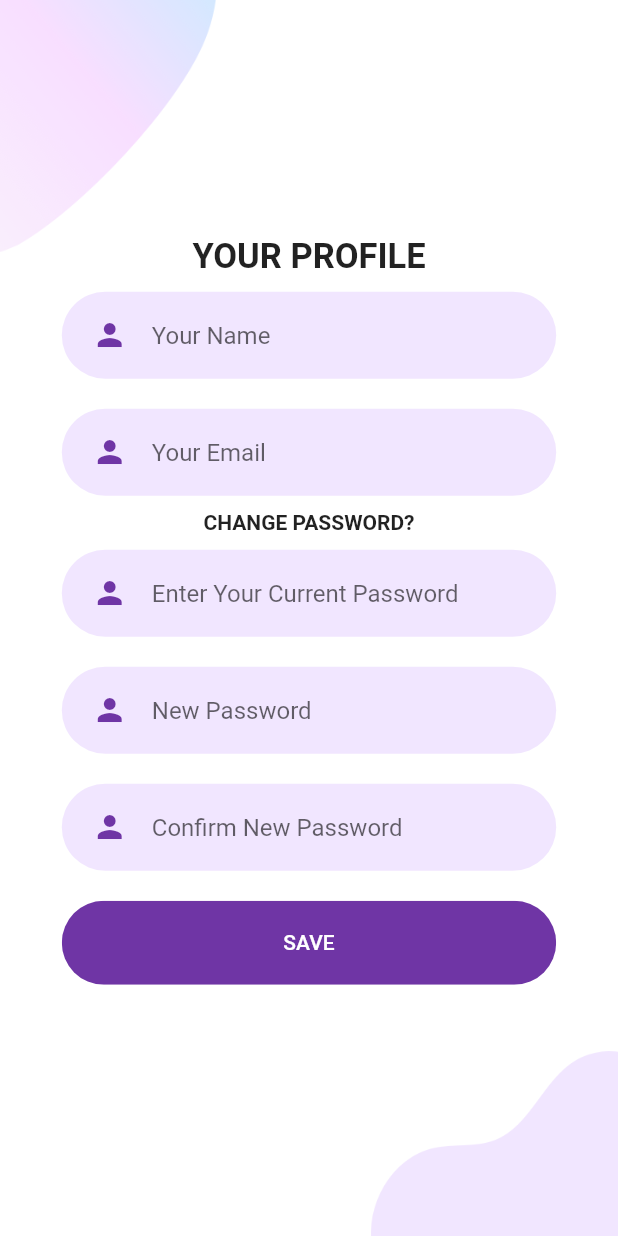
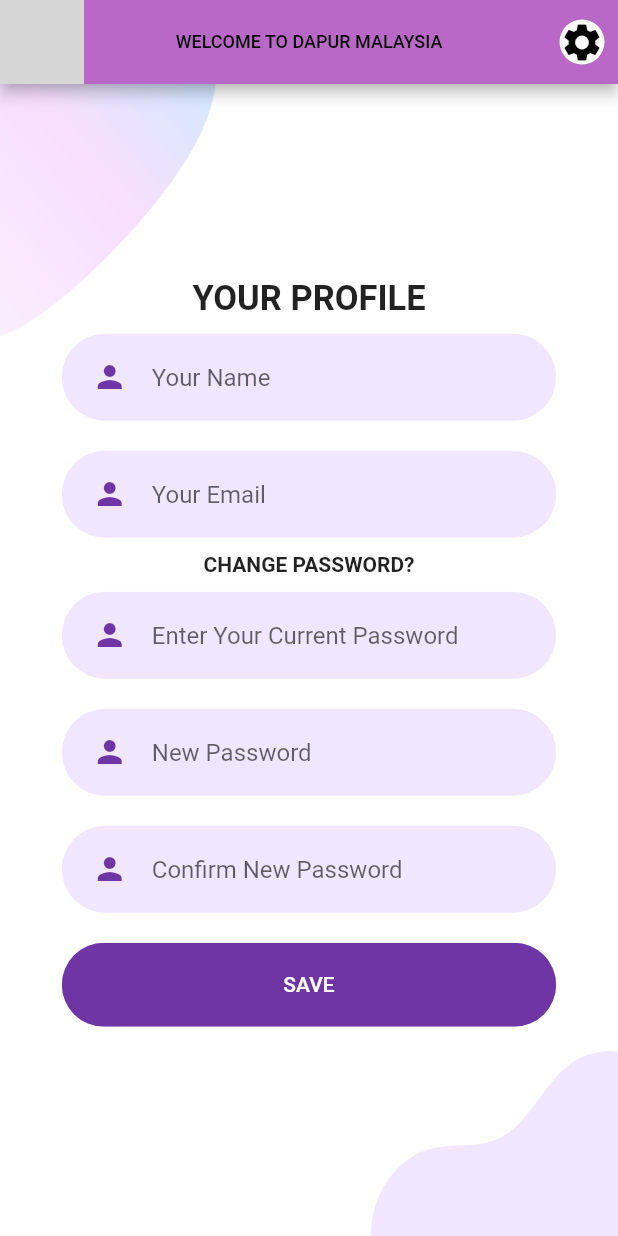
Before and after one commit to Group7-Map-Organization/Dapur_Malaysia, a Flutter app: the ProfileScreen screen opened directly, on a phone screen of 412 x 824 dp. Run offline on Flutter 3.47's test engine with Material 2 defaults, Android fonts, the phone set to English and light mode, and no system bars; our stand-ins replace cloud_firestore, firebase_auth, flutter_svg, font_awesome_flutter; accounts and stored records are empty; grey boxes are pictures that could not be loaded.

Commit message:
Update profile_screen.dart

```diff
--- a/lib/Screens/Profile/profile_screen.dart
+++ b/lib/Screens/Profile/profile_screen.dart
@@ -1,10 +1,42 @@
 import 'package:flutter/material.dart';
 import 'package:dapur_malaysia/Screens/Profile/components/body.dart';
+import 'package:flutter_svg/svg.dart';
 
 class ProfileScreen extends StatelessWidget {
   @override
   Widget build(BuildContext context) {
     return Scaffold(
+      appBar: AppBar(
+        backgroundColor: Colors.purple[300],
+        centerTitle: true,
+        title: Text(
+          "WELCOME TO DAPUR MALAYSIA",
+          style: TextStyle(fontSize: 12, color: Colors.black),
+        ),
+        leading: ClipRRect(
+          borderRadius: BorderRadius.circular(50),
+          child: SvgPicture.asset(
+            "assets/icons/dapur_malaysia.svg",
+            height: 0.3,
+          ),
+        ),
+        actions: [
+          IconButton(
+            onPressed: () {},
+            icon: DecoratedBox(
+              decoration: BoxDecoration(
+                color: Colors.white,
+                borderRadius: BorderRadius.circular(20),
+              ),
+              child: Icon(
+                Icons.settings,
+                color: Colors.black,
+                size: 30,
+              ),
+            ),
+          ),
+        ],
+      ),
       body: Body(),
     );
   }
```
